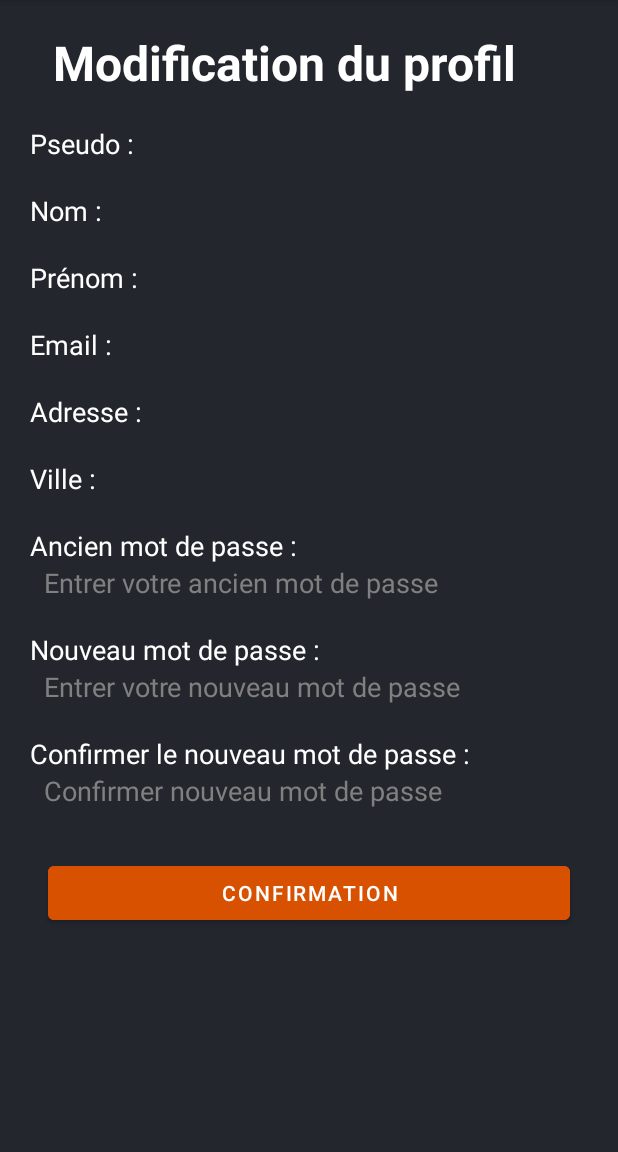
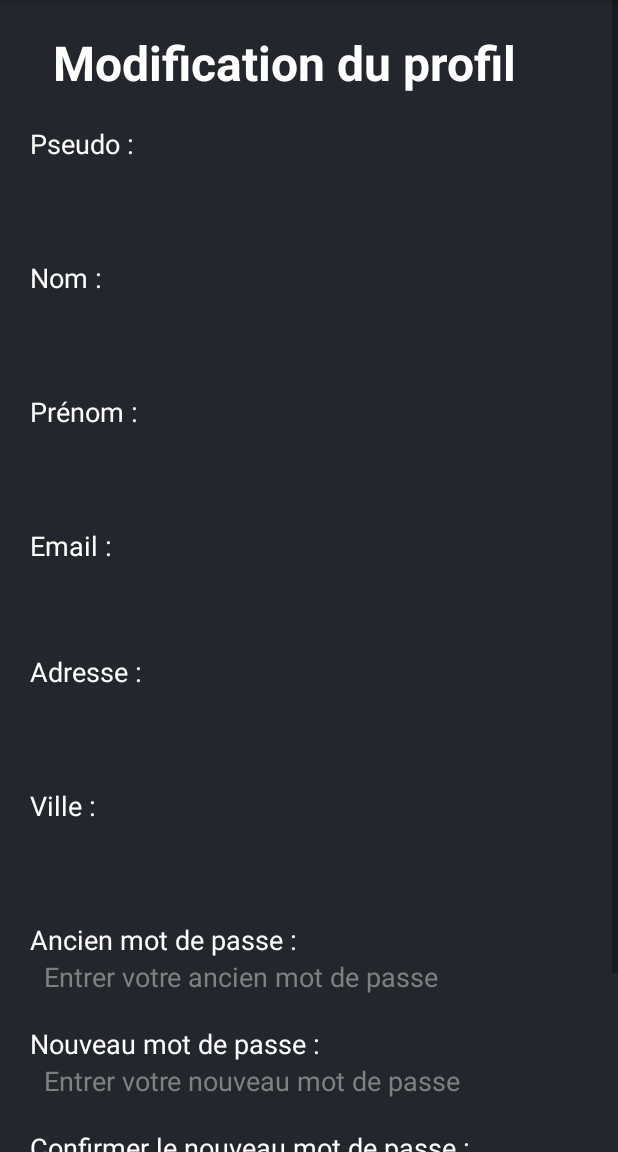
Before and after one commit to DUT-Info-Montreuil/SAE4A__Solanki_Nguyen_Obrun_Cyriaque, an Android app: the ModifierProfilActivity screen opened directly, with no data from a screen before it, on a phone screen of 412 x 824 dp, the part 84-1236 px from its top. Run offline under Robolectric (Android 15) with nearby library versions, the phone set to English and light mode, and no system bars; 7 statements that could not run were skipped.

Commit message:
ajout de scrollView dans profil et modifierProfil  + mise a jour de l'utilisateur en local lors de la modificatio,

```diff
--- a/Burgger/app/src/main/java/com/example/burgger/HomeActivity.java
+++ b/Burgger/app/src/main/java/com/example/burgger/HomeActivity.java
@@ -1,20 +1,14 @@
 package com.example.burgger;
 
-import androidx.appcompat.app.AppCompatActivity;
-
-import android.content.Context;
 import android.content.Intent;
 import android.content.SharedPreferences;
 import android.os.Bundle;
-import android.view.LayoutInflater;
 import android.view.View;
-import android.view.ViewGroup;
 import android.widget.AdapterView;
-import android.widget.ArrayAdapter;
 import android.widget.ImageView;
 import android.widget.ListView;
-import android.widget.TextView;
-import android.widget.Toast;
+
+import androidx.appcompat.app.AppCompatActivity;
 
 import com.google.gson.Gson;
 
@@ -24,23 +18,18 @@ import org.json.JSONObject;
 
 import java.io.IOException;
 import java.util.ArrayList;
-import java.util.List;
 
 import okhttp3.ResponseBody;
 import retrofit2.Call;
 import retrofit2.Callback;
 import retrofit2.Response;
-import retrofit2.http.Field;
-import retrofit2.http.FormUrlEncoded;
 import retrofit2.http.POST;
 
 public class HomeActivity extends AppCompatActivity {
 
     private User user;
-    private ImageView profilImawgeView;
 
     private BurgerAdapter burgerListAdapter;
-    private ListView burgersListView;
 
     private ArrayList<Burger> burgers;
 
@@ -60,8 +49,8 @@ public class HomeActivity extends AppCompatActivity {
             startActivity(intent);
         }
 
-        profilImawgeView=findViewById(R.id.imageViewProfil);
-        burgersListView = findViewById(R.id.burger_list_view);
+        ImageView profilImageView = findViewById(R.id.imageViewProfil);
+        ListView burgersListView = findViewById(R.id.burger_list_view);
 
         burgers=new ArrayList<>();
         getAllBurgers();
@@ -92,7 +81,7 @@ public class HomeActivity extends AppCompatActivity {
         });
 
 
-        profilImawgeView.setOnClickListener(new View.OnClickListener() {
+        profilImageView.setOnClickListener(new View.OnClickListener() {
             @Override
             public void onClick(View v) {
                 Intent registerActivity = new Intent(getApplicationContext(), ProfilActivity.class);
--- a/Burgger/app/src/main/java/com/example/burgger/ModifierProfilActivity.java
+++ b/Burgger/app/src/main/java/com/example/burgger/ModifierProfilActivity.java
@@ -130,6 +130,20 @@ public class ModifierProfilActivity extends AppCompatActivity {
                         mErrorMessage.setText(jsonObject.getString("msg"));
                     } else {
                         // modification réussite
+                        JSONObject result = jsonObject.getJSONObject("result");
+                        String name = result.getString("name");
+                        String fisrtName = result.getString("firstname");
+                        String address = result.getString("address");
+                        String city = result.getString("city");
+                        int id_user = result.getInt("id_user");
+
+                        user.setId_user(id_user);
+                        user.setAddress(address);
+                        user.setCity(city);
+                        user.setFisrtname(fisrtName);
+                        user.setName(name);
+
+
                         String successMessage = jsonObject.getString("msg");
                         Toast.makeText(getApplicationContext(), successMessage, Toast.LENGTH_LONG).show();
                         SharedPreferences sharedPreferences = getSharedPreferences("myPrefs", MODE_PRIVATE);
@@ -140,9 +154,9 @@ public class ModifierProfilActivity extends AppCompatActivity {
                         String json = gson.toJson(user);
                         editor.putString("user", json);
                         editor.apply();
-                        finish();
                         Intent registerActivity = new Intent(getApplicationContext(), ProfilActivity.class);
                         startActivity(registerActivity);
+                        finish();
 
                     }
                 } catch (IOException | JSONException e) {
--- a/Burgger/app/src/main/res/layout/activity_modifier_profil.xml
+++ b/Burgger/app/src/main/res/layout/activity_modifier_profil.xml
@@ -7,256 +7,272 @@
         android:background="@color/backGroundApp"
         tools:context=".ModifierProfilActivity">
 
+    <ScrollView
+        android:layout_width="match_parent"
+        android:layout_height="match_parent">
+
+        <LinearLayout
+            android:layout_width="match_parent"
+            android:layout_height="wrap_content"
+            android:orientation="vertical">
+
+
             <TextView
                 android:id="@+id/textView"
                 android:layout_width="wrap_content"
                 android:layout_height="wrap_content"
+                android:layout_marginLeft="35dp"
+                android:layout_marginTop="20dp"
                 android:text="Modification du profil  "
                 android:textColor="@color/white"
                 android:textSize="32sp"
                 android:textStyle="bold"
-        tools:ignore="MissingConstraints"
-        android:layout_marginTop="20dp"
-        android:layout_marginLeft="35dp"/>
+                tools:ignore="MissingConstraints" />
 
             <TextView
                 android:id="@+id/text_username"
                 android:layout_width="wrap_content"
                 android:layout_height="wrap_content"
+                android:layout_below="@id/textView"
+                android:layout_marginLeft="20dp"
+                android:layout_marginTop="20dp"
                 android:text="Pseudo : "
                 android:textColor="@color/white"
-        android:textSize="18sp"
-        android:layout_below="@id/textView"
-        android:layout_marginTop="20dp"
-        android:layout_marginLeft="20dp"/>
+                android:textSize="18sp" />
 
             <TextView
                 android:id="@+id/edit_username"
                 android:layout_width="match_parent"
                 android:layout_height="wrap_content"
-        android:text=""
-        android:textSize="18sp"
-        android:textColor="@color/orange"
                 android:layout_below="@id/textView"
                 android:layout_marginTop="20dp"
                 android:layout_marginRight="20dp"
-        android:layout_toRightOf="@id/text_username"/>
+                android:layout_toRightOf="@id/text_username"
+                android:text=""
+                android:textColor="@color/orange"
+                android:textSize="18sp" />
 
             <TextView
                 android:id="@+id/text_name"
                 android:layout_width="wrap_content"
                 android:layout_height="wrap_content"
+                android:layout_below="@id/text_username"
+                android:layout_marginLeft="20dp"
+                android:layout_marginTop="20dp"
                 android:text="Nom : "
                 android:textColor="@color/white"
-        android:textSize="18sp"
-        android:layout_below="@id/text_username"
-        android:layout_marginTop="20dp"
-        android:layout_marginLeft="20dp"/>
+                android:textSize="18sp" />
 
             <EditText
                 android:id="@+id/edit_name"
                 android:layout_width="match_parent"
                 android:layout_height="wrap_content"
-        android:background="@color/backGroundApp"
-        android:textColor="@color/white"
-        android:text = ""
                 android:layout_below="@id/text_username"
+                android:layout_marginLeft="20dp"
                 android:layout_marginTop="20dp"
                 android:layout_marginRight="20dp"
-        android:layout_marginLeft="20dp"
-        android:layout_toRightOf="@id/text_name"/>
+                android:layout_toRightOf="@id/text_name"
+                android:background="@color/backGroundApp"
+                android:text=""
+                android:textColor="@color/white" />
 
             <TextView
                 android:id="@+id/text_firstName"
                 android:layout_width="wrap_content"
                 android:layout_height="wrap_content"
+                android:layout_below="@id/text_name"
+                android:layout_marginLeft="20dp"
+                android:layout_marginTop="20dp"
                 android:text="Prénom : "
                 android:textColor="@color/white"
-        android:textSize="18sp"
-        android:layout_below="@id/text_name"
-        android:layout_marginTop="20dp"
-        android:layout_marginLeft="20dp"/>
+                android:textSize="18sp" />
 
             <EditText
                 android:id="@+id/edit_firstName"
                 android:layout_width="match_parent"
                 android:layout_height="wrap_content"
+                android:layout_below="@id/text_name"
+                android:layout_marginLeft="20dp"
+                android:layout_marginTop="20dp"
+                android:layout_marginRight="20dp"
+                android:layout_toRightOf="@id/text_firstName"
+                android:background="@color/backGroundApp"
                 android:text=""
-        android:layout_marginTop="20dp"
-        android:background="@color/backGroundApp"
-        android:textColor="@color/white"
-        android:layout_below="@id/text_name"
-        android:layout_marginRight="20dp"
-        android:layout_marginLeft="20dp"
-        android:layout_toRightOf="@id/text_firstName"/>
+                android:textColor="@color/white" />
 
             <TextView
                 android:id="@+id/text_email"
                 android:layout_width="wrap_content"
                 android:layout_height="wrap_content"
+                android:layout_below="@id/text_firstName"
+                android:layout_marginLeft="20dp"
+                android:layout_marginTop="20dp"
                 android:text="Email : "
                 android:textColor="@color/white"
-        android:textSize="18sp"
-        android:layout_below="@id/text_firstName"
-        android:layout_marginTop="20dp"
-        android:layout_marginLeft="20dp"/>
+                android:textSize="18sp" />
 
             <TextView
                 android:id="@+id/edit_email"
                 android:layout_width="match_parent"
                 android:layout_height="wrap_content"
+                android:layout_below="@id/text_firstName"
+                android:layout_marginLeft="20dp"
+                android:layout_marginTop="20dp"
+                android:layout_marginRight="20dp"
+                android:layout_toRightOf="@id/text_email"
                 android:text=""
-        android:textColor="@color/orange"
-        android:layout_below="@id/text_firstName"
-        android:layout_marginRight="20dp"
-        android:layout_marginTop="20dp"
-        android:layout_marginLeft="20dp"
-        android:layout_toRightOf="@id/text_email"/>
+                android:textColor="@color/orange" />
 
             <TextView
                 android:id="@+id/text_address"
                 android:layout_width="wrap_content"
                 android:layout_height="wrap_content"
+                android:layout_below="@id/text_email"
+                android:layout_marginLeft="20dp"
+                android:layout_marginTop="20dp"
                 android:text="Adresse : "
                 android:textColor="@color/white"
-        android:textSize="18sp"
-        android:layout_below="@id/text_email"
-        android:layout_marginTop="20dp"
-        android:layout_marginLeft="20dp"/>
+                android:textSize="18sp" />
 
             <EditText
                 android:id="@+id/edit_address"
                 android:layout_width="match_parent"
                 android:layout_height="wrap_content"
+                android:layout_below="@id/text_email"
+                android:layout_marginLeft="20dp"
+                android:layout_marginTop="20dp"
+                android:layout_marginRight="20dp"
+                android:layout_toRightOf="@id/text_address"
+                android:background="@color/backGroundApp"
                 android:text=""
-        android:layout_marginTop="20dp"
-        android:background="@color/backGroundApp"
-        android:textColor="@color/white"
-        android:layout_below="@id/text_email"
-        android:layout_marginRight="20dp"
-        android:layout_marginLeft="20dp"
-        android:layout_toRightOf="@id/text_address"/>
+                android:textColor="@color/white" />
 
             <TextView
                 android:id="@+id/text_city"
                 android:layout_width="wrap_content"
                 android:layout_height="wrap_content"
+                android:layout_below="@id/text_address"
+                android:layout_marginLeft="20dp"
+                android:layout_marginTop="20dp"
                 android:text="Ville : "
                 android:textColor="@color/white"
-        android:textSize="18sp"
-        android:layout_below="@id/text_address"
-        android:layout_marginTop="20dp"
-        android:layout_marginLeft="20dp"/>
+                android:textSize="18sp" />
 
             <EditText
                 android:id="@+id/edit_city"
                 android:layout_width="match_parent"
                 android:layout_height="wrap_content"
-        android:text = ""
+                android:layout_below="@id/text_address"
+                android:layout_marginLeft="20dp"
                 android:layout_marginTop="20dp"
+                android:layout_marginRight="20dp"
+                android:layout_toRightOf="@id/text_city"
                 android:background="@color/backGroundApp"
-        android:textColor="@color/white"
-        android:layout_below="@id/text_address"
-        android:layout_marginRight="20dp"
-        android:layout_marginLeft="20dp"
-        android:layout_toRightOf="@id/text_city"/>
+                android:text=""
+                android:textColor="@color/white" />
 
             <TextView
                 android:id="@+id/text_oldpass"
                 android:layout_width="wrap_content"
                 android:layout_height="wrap_content"
+                android:layout_below="@id/text_city"
+                android:layout_marginLeft="20dp"
+                android:layout_marginTop="20dp"
                 android:text="Ancien mot de passe : "
                 android:textColor="@color/white"
-        android:textSize="18sp"
-        android:layout_below="@id/text_city"
-        android:layout_marginTop="20dp"
-        android:layout_marginLeft="20dp"/>
+                android:textSize="18sp" />
 
             <EditText
                 android:id="@+id/edit_oldpass"
                 android:layout_width="match_parent"
                 android:layout_height="wrap_content"
-        android:hint = "  Entrer votre ancien mot de passe"
-        android:textColorHint="@color/gray"
+                android:layout_below="@id/text_oldpass"
+                android:layout_marginLeft="20dp"
+                android:layout_marginRight="20dp"
                 android:background="@color/backGroundApp"
+                android:hint="  Entrer votre ancien mot de passe"
                 android:inputType="textPassword"
                 android:textColor="@color/white"
-        android:layout_below="@id/text_oldpass"
-        android:layout_marginRight="20dp"
-        android:layout_marginLeft="20dp" />
+                android:textColorHint="@color/gray" />
 
             <TextView
                 android:id="@+id/text_newpass"
                 android:layout_width="wrap_content"
                 android:layout_height="wrap_content"
+                android:layout_below="@id/edit_oldpass"
+                android:layout_marginLeft="20dp"
+                android:layout_marginTop="20dp"
                 android:text="Nouveau mot de passe : "
                 android:textColor="@color/white"
-        android:textSize="18sp"
-        android:layout_below="@id/edit_oldpass"
-        android:layout_marginTop="20dp"
-        android:layout_marginLeft="20dp"/>
+                android:textSize="18sp" />
 
             <EditText
                 android:id="@+id/edit_newpass"
                 android:layout_width="match_parent"
                 android:layout_height="wrap_content"
-        android:hint = "  Entrer votre nouveau mot de passe"
-        android:textColorHint="@color/gray"
+                android:layout_below="@id/text_newpass"
+                android:layout_marginLeft="20dp"
+                android:layout_marginRight="20dp"
                 android:background="@color/backGroundApp"
+                android:hint="  Entrer votre nouveau mot de passe"
                 android:inputType="textPassword"
                 android:textColor="@color/white"
-        android:layout_below="@id/text_newpass"
-        android:layout_marginRight="20dp"
-        android:layout_marginLeft="20dp" />
+                android:textColorHint="@color/gray" />
 
             <TextView
                 android:id="@+id/text_newCpass"
                 android:layout_width="wrap_content"
                 android:layout_height="wrap_content"
+                android:layout_below="@id/edit_newpass"
+                android:layout_marginLeft="20dp"
+                android:layout_marginTop="20dp"
                 android:text="Confirmer le nouveau mot de passe : "
                 android:textColor="@color/white"
-        android:textSize="18sp"
-        android:layout_below="@id/edit_newpass"
-        android:layout_marginTop="20dp"
-        android:layout_marginLeft="20dp"/>
+                android:textSize="18sp" />
 
             <EditText
                 android:id="@+id/edit_newCpass"
                 android:layout_width="match_parent"
                 android:layout_height="wrap_content"
-        android:hint = "  Confirmer nouveau mot de passe"
-        android:textColorHint="@color/gray"
+                android:layout_below="@id/text_newCpass"
+                android:layout_marginLeft="20dp"
+                android:layout_marginRight="20dp"
                 android:background="@color/backGroundApp"
+                android:hint="  Confirmer nouveau mot de passe"
                 android:inputType="textPassword"
                 android:textColor="@color/white"
-        android:layout_below="@id/text_newCpass"
-        android:layout_marginRight="20dp"
-        android:layout_marginLeft="20dp" />
+                android:textColorHint="@color/gray" />
 
             <Button
                 android:id="@+id/confirmationButton"
                 android:layout_width="match_parent"
                 android:layout_height="wrap_content"
+                android:layout_below="@id/edit_newCpass"
                 android:layout_marginStart="32dp"
                 android:layout_marginTop="32dp"
                 android:layout_marginEnd="32dp"
+                android:backgroundTint="@color/orange"
                 android:text="Confirmation"
-        android:layout_below="@id/edit_newCpass"
-        android:textColor="@color/white"
-        android:backgroundTint="@color/orange" />
+                android:textColor="@color/white" />
 
             <TextView
                 android:id="@+id/errorMsg_textView"
                 android:layout_width="wrap_content"
                 android:layout_height="wrap_content"
+                android:layout_below="@id/confirmationButton"
                 android:layout_gravity="center_horizontal"
+                android:layout_marginStart="32dp"
+                android:layout_marginEnd="32dp"
                 android:text=""
                 android:textColor="@color/red"
-        android:layout_marginStart="32dp"
-        android:layout_marginEnd="32dp"
-        android:layout_below="@id/confirmationButton"
                 android:textSize="20sp"
                 android:textStyle="bold" />
 
 
+        </LinearLayout>
+
+
+    </ScrollView>
+
+
 </RelativeLayout>
--- a/Burgger/app/src/main/res/layout/activity_profil.xml
+++ b/Burgger/app/src/main/res/layout/activity_profil.xml
@@ -5,6 +5,16 @@
     android:layout_height="match_parent"
     android:background="@color/backGroundApp"
     android:orientation="vertical">
+
+    <ScrollView
+        android:layout_width="match_parent"
+        android:layout_height="match_parent">
+
+        <LinearLayout
+            android:layout_width="match_parent"
+            android:layout_height="wrap_content"
+            android:orientation="vertical" >
+
 
 
             <TextView
@@ -116,3 +126,6 @@
                 android:backgroundTint="@color/orange" />
 
         </LinearLayout>
+    </ScrollView>
+
+</LinearLayout>
--- a/Burgger/app/src/main/res/layout/activity_register.xml
+++ b/Burgger/app/src/main/res/layout/activity_register.xml
@@ -23,8 +23,8 @@
                 android:id="@+id/imageView2"
                 android:layout_width="match_parent"
                 android:layout_height="wrap_content"
-                app:srcCompat="@drawable/logoburgr"
-                android:layout_marginTop="20sp"/>
+                android:layout_marginTop="20sp"
+                app:srcCompat="@drawable/logoburgr" />
 
             <TextView
                 android:layout_width="wrap_content"
@@ -117,8 +117,6 @@
                 android:textColorHint="@color/gray" />
 
 
-
-
             <TextView
                 android:layout_width="wrap_content"
                 android:layout_height="wrap_content"
@@ -162,7 +160,7 @@
 
                 android:background="@color/backGroundApp"
                 android:hint="Entrez votre Ville"
-                 android:padding="16dp"
+                android:padding="16dp"
                 android:textColor="@color/white"
                 android:textColorHint="@color/gray" />
 
@@ -190,8 +188,6 @@
                 android:textColorHint="@color/gray" />
 
 
-
-
             <TextView
                 android:layout_width="wrap_content"
                 android:layout_height="wrap_content"
@@ -200,7 +196,6 @@
                 android:textColor="@color/orange"
                 android:textSize="20sp"
                 android:textStyle="bold" />
-
 
 
             <EditText
@@ -237,14 +232,14 @@
                 android:padding="16dp"
                 android:textColor="@color/white"
                 android:textColorHint="@color/gray" />
+
             <CheckBox
                 android:id="@+id/acceptConditionsCheckBox"
-                android:layout_marginStart="30sp"
                 android:layout_width="wrap_content"
                 android:layout_height="wrap_content"
-                android:text="I agree to the Terms of Services and Privacy  policy"
+                android:layout_marginStart="30sp"
                 android:checked="false"
-                />
+                android:text="I agree to the Terms of Services and Privacy  policy" />
 
             <Button
                 android:id="@+id/register_button"
@@ -252,16 +247,16 @@
                 android:layout_height="wrap_content"
                 android:layout_marginStart="32dp"
                 android:layout_marginEnd="32dp"
+                android:backgroundTint="@color/orange"
                 android:text="S'inscrire"
-                android:backgroundTint="@color/orange"
                 android:textColor="@color/white" />
 
             <LinearLayout
                 android:layout_width="match_parent"
                 android:layout_height="wrap_content"
-                android:orientation="horizontal"
                 android:layout_marginTop="16dp"
-                android:gravity="center_horizontal">
+                android:gravity="center_horizontal"
+                android:orientation="horizontal">
 
 
                 <TextView
@@ -269,9 +264,9 @@
                     android:layout_height="wrap_content"
                     android:layout_gravity="center_horizontal"
                     android:layout_marginTop="16dp"
+                    android:layout_marginRight="50sp"
                     android:text="Déja inscrit ?"
-                    android:textColor="@color/gray"
-                    android:layout_marginRight="50sp" />
+                    android:textColor="@color/gray" />
 
 
                 <TextView
@@ -283,14 +278,12 @@
                     android:textColor="@color/orange" />
 
 
-
             </LinearLayout>
 
 
         </LinearLayout>
 
 
-
     </ScrollView>
 
 
```
Lines whose indentation alone changed are shown as unchanged.
